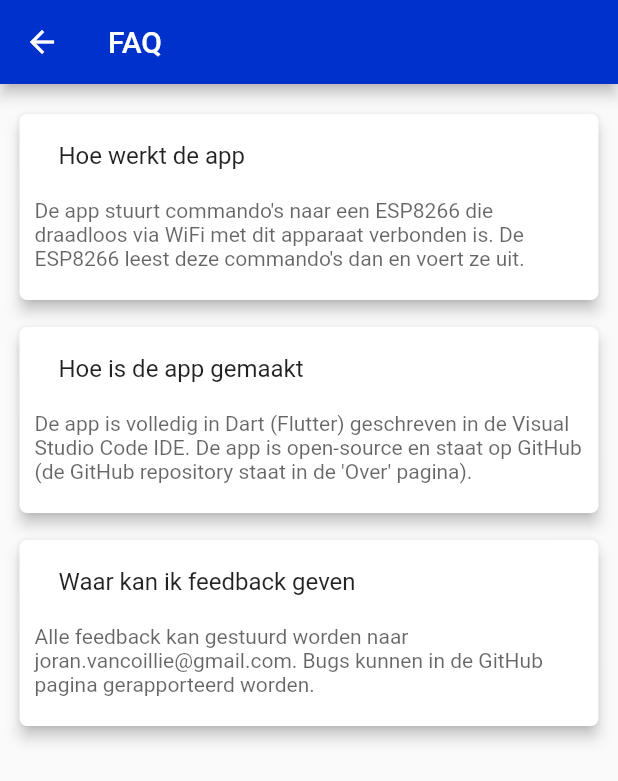
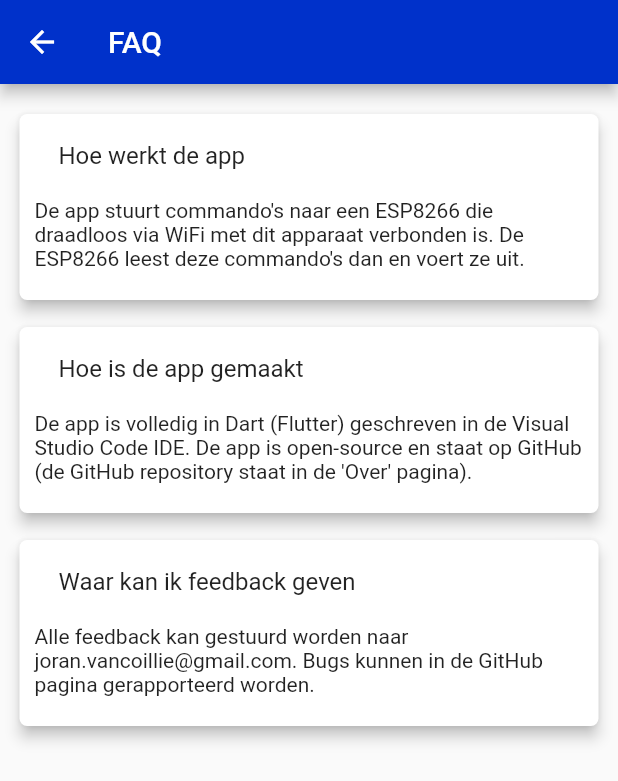
Before and after one commit to MrBananaPants/StarTracker, a Flutter app: the FAQPage screen opened directly, on a phone screen of 412 x 824 dp. Shown: the top 781 px of the screen. Run offline on Flutter 3.47's test engine with Material 2 defaults, Android fonts, the phone set to English and light mode, and no system bars; missing offline and left inert: condition.

Commit message:
Fixed text in FAQ page when using dark mode

```diff
--- a/lib/FAQPage.dart
+++ b/lib/FAQPage.dart
@@ -3,11 +3,27 @@ import "package:flutter/material.dart";
 class FAQPage extends StatefulWidget {
   @override
   State<StatefulWidget> createState() {
-    return MyAppState();
+    return BodyOfFAQPageState();
   }
 }
 
-class MyAppState extends State<FAQPage> {
+void main() {
+  runApp(
+    MaterialApp(
+      debugShowCheckedModeBanner: false,
+      theme: ThemeData(),
+      darkTheme: ThemeData.dark(),
+      home: BodyOfFAQPage(),
+    ),
+  );
+}
+
+class BodyOfFAQPage extends StatefulWidget {
+  @override
+  BodyOfFAQPageState createState() => BodyOfFAQPageState();
+}
+
+class BodyOfFAQPageState extends State<FAQPage> {
   @override
   Widget build(BuildContext context) {
     return Scaffold(
@@ -39,11 +55,8 @@ class MyAppState extends State<FAQPage> {
                     child: Text(
                       "De app stuurt commando's naar een ESP8266 die draadloos via WiFi met dit apparaat verbonden is. De ESP8266 leest deze commando's dan en voert ze uit.",
                       style: TextStyle(
-                        color: Colors.black.withOpacity(0.6),
-                      ),
-                      // style: TextStyle(
-                      //   fontSize: 16.0,
-                      // ),
+                          // color: Colors.black.withOpacity(0.6),
+                          ),
                     ),
                   ),
                 ],
@@ -73,11 +86,8 @@ class MyAppState extends State<FAQPage> {
                     child: Text(
                       "De app is volledig in Dart (Flutter) geschreven in de Visual Studio Code IDE. De app is open-source en staat op GitHub (de GitHub repository staat in de 'Over' pagina).",
                       style: TextStyle(
-                        color: Colors.black.withOpacity(0.6),
-                      ),
-                      // style: TextStyle(
-                      //   fontSize: 16.0,
-                      // ),
+                          // color: Colors.black.withOpacity(0.6),
+                          ),
                     ),
                   ),
                 ],
@@ -107,11 +117,8 @@ class MyAppState extends State<FAQPage> {
                     child: Text(
                       "Alle feedback kan gestuurd worden naar joran.vancoillie@gmail.com. Bugs kunnen in de GitHub pagina gerapporteerd worden.",
                       style: TextStyle(
-                        color: Colors.black.withOpacity(0.6),
-                      ),
-                      // style: TextStyle(
-                      //   fontSize: 16.0,
-                      // ),
+                          //  color: Colors.black.withOpacity(0.6),
+                          ),
                     ),
                   ),
                 ],
```
